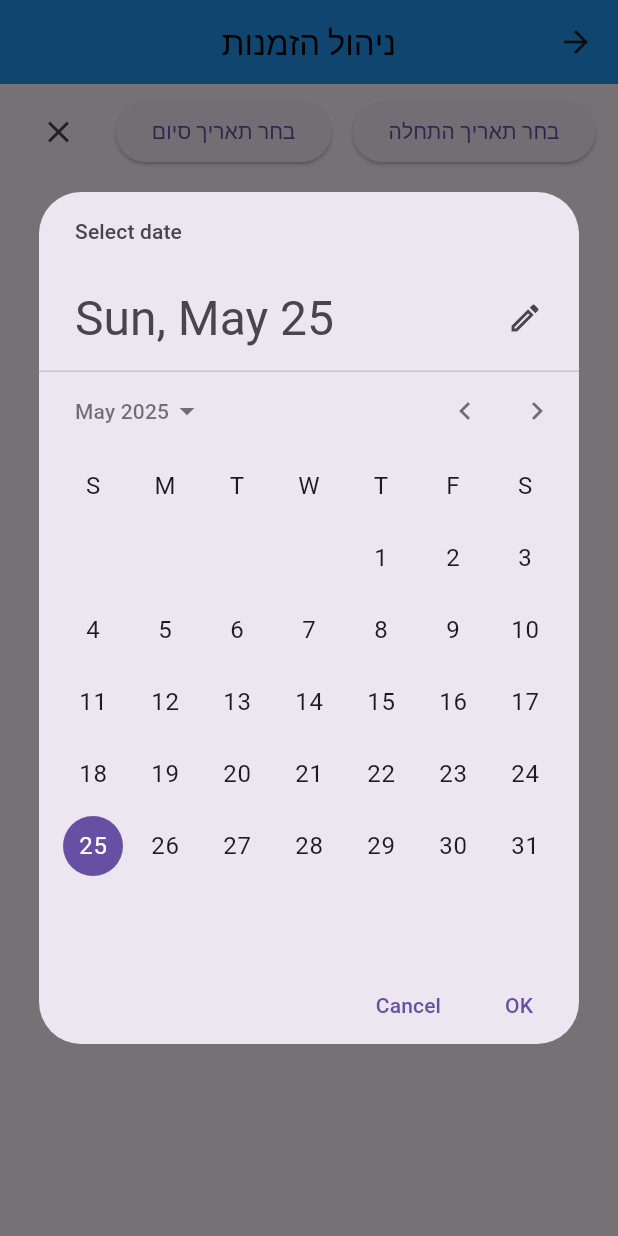
After one commit to shachar2000/OrderingApp, a Flutter app: the AdminOrdersListScreen screen opened directly, after a tap on "בחר תאריך התחלה", after a tap on "בחר תאריך סיום", on a phone screen of 412 x 824 dp. The commit adds this screen. Run offline on Flutter 3.47's test engine with Material 3 defaults, Android fonts, the light colour scheme and no system bars; our stand-ins replace shared_preferences; accounts and stored records are empty; network calls fail.

Commit message:
add manager page to the app

```diff
--- /dev/null
+++ b/ordivo/lib/pages/admin_orders_list.dart
@@ -0,0 +1,214 @@
+import 'package:flutter/material.dart';
+import 'dart:convert';
+import 'package:http/http.dart' as http;
+import 'package:shared_preferences/shared_preferences.dart';
+import 'package:intl/intl.dart';
+import 'dart:ui' as ui;
+
+class AdminOrdersListScreen extends StatefulWidget {
+  const AdminOrdersListScreen({super.key});
+
+  @override
+  State<AdminOrdersListScreen> createState() => _AdminOrdersListScreenState();
+}
+
+class _AdminOrdersListScreenState extends State<AdminOrdersListScreen> {
+  List<Map<String, dynamic>> allOrders = [];
+  String? token;
+  DateTime? _startDate;
+  DateTime? _endDate;
+  bool _isLoading = false;
+
+  @override
+  void initState() {
+    super.initState();
+    loadTokenAndFetchAllOrders();
+  }
+
+  Future<void> loadTokenAndFetchAllOrders() async {
+    SharedPreferences prefs = await SharedPreferences.getInstance();
+    String? savedToken = prefs.getString('token');
+
+    if (savedToken != null) {
+      setState(() {
+        token = savedToken;
+      });
+      fetchAllOrders();
+    } else {
+      print("⚠️ Token not found, user might not be logged in.");
+      // Optionally navigate to login or show an error
+    }
+  }
+
+  Future<void> fetchAllOrders() async {
+    if (token == null) return;
+
+    setState(() {
+      _isLoading = true;
+    });
+
+    String url = 'https://shachar.online:3000/admin/all_orders';
+    Map<String, String> queryParams = {};
+
+    if (_startDate != null) {
+      queryParams['startDate'] = DateFormat('yyyy-MM-dd').format(_startDate!);
+    }
+    if (_endDate != null) {
+      queryParams['endDate'] = DateFormat('yyyy-MM-dd').format(_endDate!);
+    }
+
+    if (queryParams.isNotEmpty) {
+      url += '?' + Uri.encodeQueryComponent(queryParams.entries.map((e) => '${e.key}=${e.value}').join('&'));
+    }
+
+    try {
+      final response = await http.get(
+        Uri.parse(url),
+        headers: {
+          "Authorization": "Bearer $token",
+          "Content-Type": "application/json",
+        },
+      );
+
+      if (response.statusCode == 200) {
+        List<dynamic> data = jsonDecode(response.body);
+        setState(() {
+          allOrders = List<Map<String, dynamic>>.from(data);
+          _isLoading = false;
+        });
+      } else {
+        // Handle unauthorized or other errors
+        print("Failed to load all orders: ${response.statusCode} ${response.body}");
+        ScaffoldMessenger.of(context).showSnackBar(
+          SnackBar(content: Text('Failed to load orders: ${jsonDecode(response.body)['message'] ?? response.body}')),
+        );
+        setState(() {
+          _isLoading = false;
+        });
+      }
+    } catch (e) {
+      print("Error fetching all orders: $e");
+      ScaffoldMessenger.of(context).showSnackBar(
+        SnackBar(content: Text('Error fetching orders: $e')),
+      );
+      setState(() {
+        _isLoading = false;
+      });
+    }
+  }
+
+  Future<void> _selectDate(BuildContext context, {required bool isStartDate}) async {
+    final DateTime? picked = await showDatePicker(
+      context: context,
+      initialDate: DateTime.now(),
+      firstDate: DateTime(2020),
+      lastDate: DateTime(2030),
+    );
+    if (picked != null) {
+      setState(() {
+        if (isStartDate) {
+          _startDate = picked;
+        } else {
+          _endDate = picked;
+        }
+      });
+      fetchAllOrders(); // Fetch orders again with new date filters
+    }
+  }
+
+  @override
+  Widget build(BuildContext context) {
+    return Directionality(
+      textDirection: ui.TextDirection.rtl,
+      child: Scaffold(
+        appBar: AppBar(
+          title: const Text('ניהול הזמנות', style: TextStyle(color: Colors.black)),
+          backgroundColor: Colors.blue,
+          centerTitle: true,
+        ),
+        body: Column(
+          children: [
+            Padding(
+              padding: const EdgeInsets.all(8.0),
+              child: Row(
+                mainAxisAlignment: MainAxisAlignment.spaceAround,
+                children: [
+                  ElevatedButton(
+                    onPressed: () => _selectDate(context, isStartDate: true),
+                    child: Text(_startDate == null ? 'בחר תאריך התחלה' : 'החל מ: ${DateFormat('dd/MM/yyyy').format(_startDate!)}'),
+                  ),
+                  ElevatedButton(
+                    onPressed: () => _selectDate(context, isStartDate: false),
+                    child: Text(_endDate == null ? 'בחר תאריך סיום' : 'עד: ${DateFormat('dd/MM/yyyy').format(_endDate!)}'),
+                  ),
+                  IconButton(
+                    icon: Icon(Icons.clear),
+                    onPressed: () {
+                      setState(() {
+                        _startDate = null;
+                        _endDate = null;
+                      });
+                      fetchAllOrders(); // Clear filters and fetch all orders
+                    },
+                  ),
+                ],
+              ),
+            ),
+            _isLoading
+                ? const Center(child: CircularProgressIndicator())
+                : Expanded(
+                    child: ListView.builder(
+                      itemCount: allOrders.length,
+                      itemBuilder: (context, index) {
+                        final order = allOrders[index];
+                        return Card(
+                          margin: const EdgeInsets.all(8.0),
+                          child: Padding(
+                            padding: const EdgeInsets.all(16.0),
+                            child: Column(
+                              crossAxisAlignment: CrossAxisAlignment.start,
+                              children: [
+                                Text(
+                                  'הזמנה מ: ${DateFormat('dd/MM/yyyy HH:mm').format(DateTime.parse(order['date']))}',
+                                  style: const TextStyle(fontWeight: FontWeight.bold, fontSize: 16),
+                                ),
+                                Text('מזמין: ${order['firstname']} ${order['lastname']} (${order['username']})'),
+                                const SizedBox(height: 8),
+                                ..._buildOrderItems(order), // Helper to build product list
+                                const Divider(),
+                                Text(
+                                  'סה"כ: ₪${double.tryParse(order['price'].toString())?.toStringAsFixed(2) ?? order['price'].toString()}',
+                                  style: const TextStyle(fontWeight: FontWeight.bold, fontSize: 18, color: Colors.green),
+                                ),
+                              ],
+                            ),
+                          ),
+                        );
+                      },
+                    ),
+                  ),
+          ],
+        ),
+      ),
+    );
+  }
+
+  List<Widget> _buildOrderItems(Map<String, dynamic> order) {
+    List<Widget> items = [];
+    Map<String, String> productNames = {
+      'computer': 'מחשב',
+      'laptop': 'מחשב נייד',
+      'galaxy': 'גלקסי',
+      'iphone': 'אייפון',
+      'xiaomi': 'שיאומי',
+      'watch': 'שעון',
+    };
+
+    productNames.forEach((key, value) {
+      if (order.containsKey(key) && order[key] > 0) {
+        items.add(Text('${value}: ${order[key]} יח\''));
+      }
+    });
+    return items;
+  }
+}
--- a/ordivo/pubspec.yaml
+++ b/ordivo/pubspec.yaml
@@ -32,6 +32,7 @@ dependencies:
     sdk: flutter
   http: ^1.1.2
   shared_preferences: ^2.2.2
+  intl: ^0.19.0
   # The following adds the Cupertino Icons font to your application.
   # Use with the CupertinoIcons class for iOS style icons.
   cupertino_icons: ^1.0.8
```
Also changed, not shown: ordivo/lib/pages/classes/loginService.dart (+4 -3 lines), ordivo/lib/pages/home.dart (+20 -2 lines), ordivo/pubspec.lock, 3 other files.
